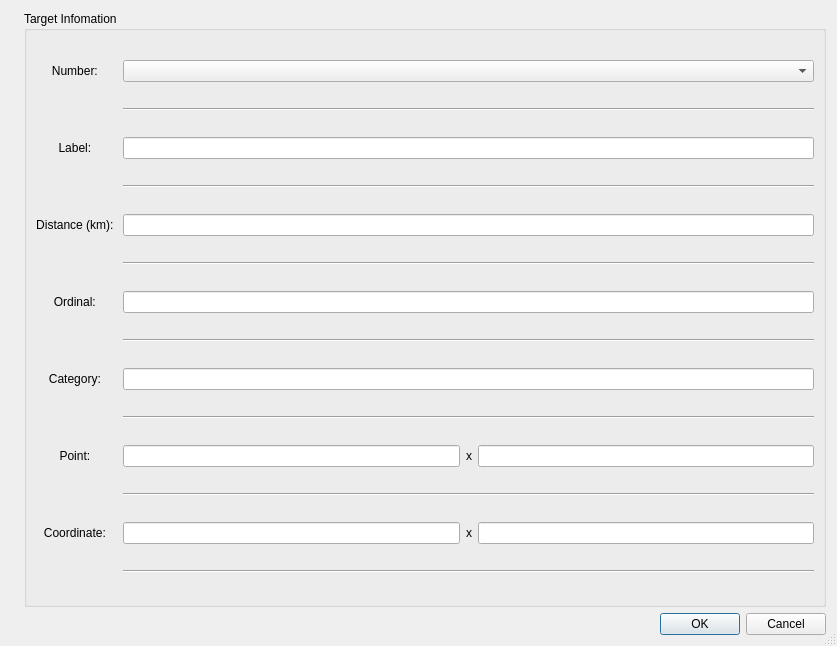
The window that resources/edit_target.ui (Oh-JongJin/js08) describes before a commit, drawn with Qt 5.
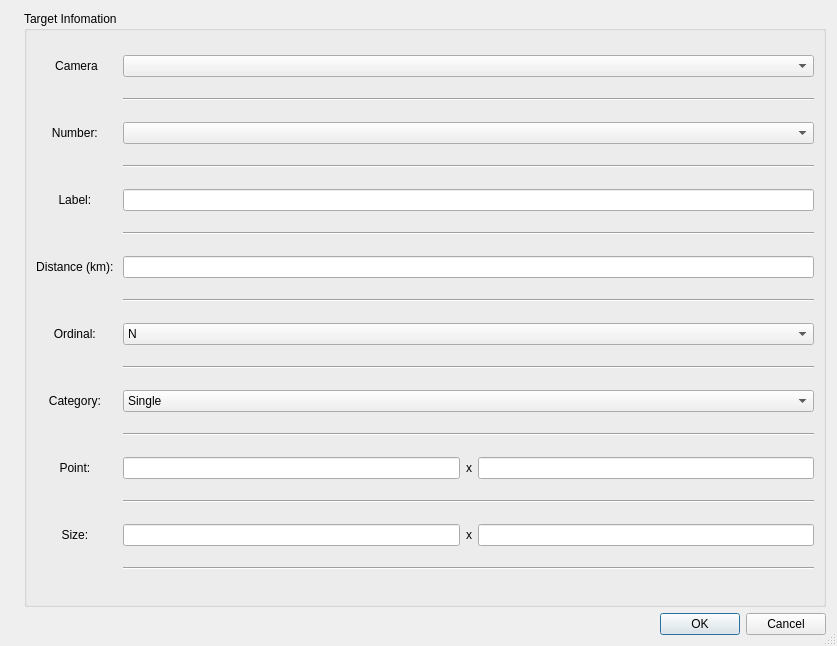
The same window after the commit.

Commit message: Add select cam in Edit Target

The edit to the form file:
```diff
--- a/resources/edit_target.ui
+++ b/resources/edit_target.ui
@@ -30,6 +30,8 @@
   </property>
   <layout class="QVBoxLayout" name="verticalLayout">
    <item>
+    <layout class="QVBoxLayout" name="verticalLayout_2">
+     <item>
     <layout class="QHBoxLayout" name="horizontalLayout">
      <item>
       <widget class="QLabel" name="image_label">
@@ -53,7 +55,10 @@
         <string>Target Infomation</string>
        </property>
        <layout class="QGridLayout" name="gridLayout">
-        <item row="8" column="0">
+          <item row="1" column="2">
+           <widget class="QComboBox" name="cameraCombo"/>
+          </item>
+          <item row="11" column="0">
          <widget class="QLabel" name="categoryLabel">
           <property name="text">
            <string>Category: </string>
@@ -63,106 +68,17 @@
           </property>
          </widget>
         </item>
-        <item row="2" column="1">
-         <widget class="QLineEdit" name="labelEdit"/>
-        </item>
-        <item row="12" column="0">
-         <widget class="QLabel" name="coordinateLabel">
+          <item row="3" column="0">
+           <widget class="QLabel" name="numberLabel">
           <property name="text">
-           <string>Coordinate: </string>
+             <string>Number: </string>
           </property>
           <property name="alignment">
            <set>Qt::AlignCenter</set>
           </property>
          </widget>
         </item>
-        <item row="9" column="1">
-         <widget class="Line" name="line_4">
-          <property name="orientation">
-           <enum>Qt::Horizontal</enum>
-          </property>
-         </widget>
-        </item>
-        <item row="4" column="1">
-         <widget class="QLineEdit" name="distanceEdit">
-          <property name="inputMask">
-           <string/>
-          </property>
-         </widget>
-        </item>
-        <item row="5" column="1">
-         <widget class="Line" name="line_3">
-          <property name="orientation">
-           <enum>Qt::Horizontal</enum>
-          </property>
-         </widget>
-        </item>
-        <item row="13" column="1">
-         <widget class="Line" name="line_5">
-          <property name="orientation">
-           <enum>Qt::Horizontal</enum>
-          </property>
-         </widget>
-        </item>
-        <item row="12" column="1">
-         <layout class="QHBoxLayout" name="horizontalLayout_4">
-          <item>
-           <widget class="QLineEdit" name="coordinate_x_Edit"/>
-          </item>
-          <item>
-           <widget class="QLabel" name="label_2">
-            <property name="text">
-             <string>x</string>
-            </property>
-           </widget>
-          </item>
-          <item>
-           <widget class="QLineEdit" name="coordinate_y_Edit"/>
-          </item>
-         </layout>
-        </item>
-        <item row="6" column="0">
-         <widget class="QLabel" name="ordinalLabel">
-          <property name="text">
-           <string>Ordinal: </string>
-          </property>
-          <property name="alignment">
-           <set>Qt::AlignCenter</set>
-          </property>
-         </widget>
-        </item>
-        <item row="0" column="1">
-         <widget class="QComboBox" name="numberCombo"/>
-        </item>
-        <item row="11" column="1">
-         <widget class="Line" name="line_7">
-          <property name="orientation">
-           <enum>Qt::Horizontal</enum>
-          </property>
-         </widget>
-        </item>
-        <item row="3" column="1">
-         <widget class="Line" name="line_2">
-          <property name="orientation">
-           <enum>Qt::Horizontal</enum>
-          </property>
-         </widget>
-        </item>
-        <item row="7" column="1">
-         <widget class="Line" name="line_6">
-          <property name="orientation">
-           <enum>Qt::Horizontal</enum>
-          </property>
-         </widget>
-        </item>
-        <item row="1" column="1">
-         <widget class="Line" name="line">
-          <property name="orientation">
-           <enum>Qt::Horizontal</enum>
-          </property>
-         </widget>
-        </item>
-        <item row="10" column="1">
+          <item row="13" column="2">
          <layout class="QHBoxLayout" name="horizontalLayout_2">
           <item>
            <widget class="QLineEdit" name="point_x_Edit"/>
@@ -179,37 +95,74 @@
           </item>
          </layout>
         </item>
-        <item row="10" column="0">
-         <widget class="QLabel" name="pointLabel">
+          <item row="9" column="2">
+           <widget class="QComboBox" name="ordinalCombo">
+            <property name="placeholderText">
+             <string/>
+            </property>
+            <item>
           <property name="text">
-           <string>Point: </string>
-          </property>
-          <property name="alignment">
-           <set>Qt::AlignCenter</set>
-          </property>
-         </widget>
-        </item>
-        <item row="4" column="0">
-         <widget class="QLabel" name="distanceLabel">
+              <string>N</string>
+             </property>
+            </item>
+            <item>
+             <property name="text">
+              <string>NE</string>
+             </property>
+            </item>
+            <item>
           <property name="text">
-           <string>Distance (km): </string>
-          </property>
-          <property name="alignment">
-           <set>Qt::AlignCenter</set>
-          </property>
-         </widget>
-        </item>
-        <item row="0" column="0">
-         <widget class="QLabel" name="numberLabel">
+              <string>E</string>
+             </property>
+            </item>
+            <item>
+             <property name="text">
+              <string>SE</string>
+             </property>
+            </item>
+            <item>
+             <property name="text">
+              <string>S</string>
+             </property>
+            </item>
+            <item>
+             <property name="text">
+              <string>SW</string>
+             </property>
+            </item>
+            <item>
+             <property name="text">
+              <string>W</string>
+             </property>
+            </item>
+            <item>
+             <property name="text">
+              <string>NW</string>
+             </property>
+            </item>
+           </widget>
+          </item>
+          <item row="1" column="0">
+           <widget class="QLabel" name="cameraLabel">
           <property name="text">
-           <string>Number: </string>
+             <string>Camera</string>
           </property>
           <property name="alignment">
            <set>Qt::AlignCenter</set>
           </property>
-         </widget>
-        </item>
-        <item row="2" column="0">
+            <property name="textInteractionFlags">
+             <set>Qt::LinksAccessibleByMouse</set>
+            </property>
+           </widget>
+          </item>
+          <item row="6" column="2">
+           <widget class="Line" name="line_2">
+            <property name="orientation">
+             <enum>Qt::Horizontal</enum>
+            </property>
+           </widget>
+          </item>
+          <item row="5" column="0">
          <widget class="QLabel" name="labelLabel">
           <property name="text">
            <string>Label: </string>
@@ -219,14 +172,143 @@
           </property>
          </widget>
         </item>
-        <item row="8" column="1">
-         <widget class="QLineEdit" name="categoryEdit"/>
-        </item>
-        <item row="6" column="1">
-         <widget class="QLineEdit" name="ordinalEdit"/>
-        </item>
-       </layout>
-      </widget>
+          <item row="10" column="2">
+           <widget class="Line" name="line_6">
+            <property name="orientation">
+             <enum>Qt::Horizontal</enum>
+            </property>
+           </widget>
+          </item>
+          <item row="9" column="0">
+           <widget class="QLabel" name="ordinalLabel">
+            <property name="text">
+             <string>Ordinal: </string>
+            </property>
+            <property name="alignment">
+             <set>Qt::AlignCenter</set>
+            </property>
+           </widget>
+          </item>
+          <item row="7" column="0">
+           <widget class="QLabel" name="distanceLabel">
+            <property name="text">
+             <string>Distance (km): </string>
+            </property>
+            <property name="alignment">
+             <set>Qt::AlignCenter</set>
+            </property>
+           </widget>
+          </item>
+          <item row="14" column="2">
+           <widget class="Line" name="line_7">
+            <property name="orientation">
+             <enum>Qt::Horizontal</enum>
+            </property>
+           </widget>
+          </item>
+          <item row="8" column="2">
+           <widget class="Line" name="line_3">
+            <property name="orientation">
+             <enum>Qt::Horizontal</enum>
+            </property>
+           </widget>
+          </item>
+          <item row="3" column="2">
+           <widget class="QComboBox" name="numberCombo"/>
+          </item>
+          <item row="4" column="2">
+           <widget class="Line" name="line">
+            <property name="orientation">
+             <enum>Qt::Horizontal</enum>
+            </property>
+           </widget>
+          </item>
+          <item row="2" column="2">
+           <widget class="Line" name="line_8">
+            <property name="orientation">
+             <enum>Qt::Horizontal</enum>
+            </property>
+           </widget>
+          </item>
+          <item row="12" column="2">
+           <widget class="Line" name="line_4">
+            <property name="orientation">
+             <enum>Qt::Horizontal</enum>
+            </property>
+           </widget>
+          </item>
+          <item row="7" column="2">
+           <widget class="QLineEdit" name="distanceEdit">
+            <property name="inputMask">
+             <string/>
+            </property>
+           </widget>
+          </item>
+          <item row="5" column="2">
+           <widget class="QLineEdit" name="labelEdit"/>
+          </item>
+          <item row="13" column="0">
+           <widget class="QLabel" name="pointLabel">
+            <property name="text">
+             <string>Point: </string>
+            </property>
+            <property name="alignment">
+             <set>Qt::AlignCenter</set>
+            </property>
+           </widget>
+          </item>
+          <item row="16" column="2">
+           <widget class="Line" name="line_5">
+            <property name="orientation">
+             <enum>Qt::Horizontal</enum>
+            </property>
+           </widget>
+          </item>
+          <item row="11" column="2">
+           <widget class="QComboBox" name="categoryCombo">
+            <item>
+             <property name="text">
+              <string>Single</string>
+             </property>
+            </item>
+            <item>
+             <property name="text">
+              <string>Compound</string>
+             </property>
+            </item>
+           </widget>
+          </item>
+          <item row="15" column="0">
+           <widget class="QLabel" name="sizeLabel">
+            <property name="text">
+             <string>Size: </string>
+            </property>
+            <property name="alignment">
+             <set>Qt::AlignCenter</set>
+            </property>
+           </widget>
+          </item>
+          <item row="15" column="2">
+           <layout class="QHBoxLayout" name="horizontalLayout_4">
+            <item>
+             <widget class="QLineEdit" name="size_x_Edit"/>
+            </item>
+            <item>
+             <widget class="QLabel" name="label_2">
+              <property name="text">
+               <string>x</string>
+              </property>
+             </widget>
+            </item>
+            <item>
+             <widget class="QLineEdit" name="size_y_Edit"/>
+            </item>
+           </layout>
+          </item>
+         </layout>
+        </widget>
+       </item>
+      </layout>
      </item>
     </layout>
    </item>
```
Left out of the diff: 2 changed lines with no effect on the pictures. Lines whose indentation alone changed are shown as unchanged. The commit also changes 4 other files.
